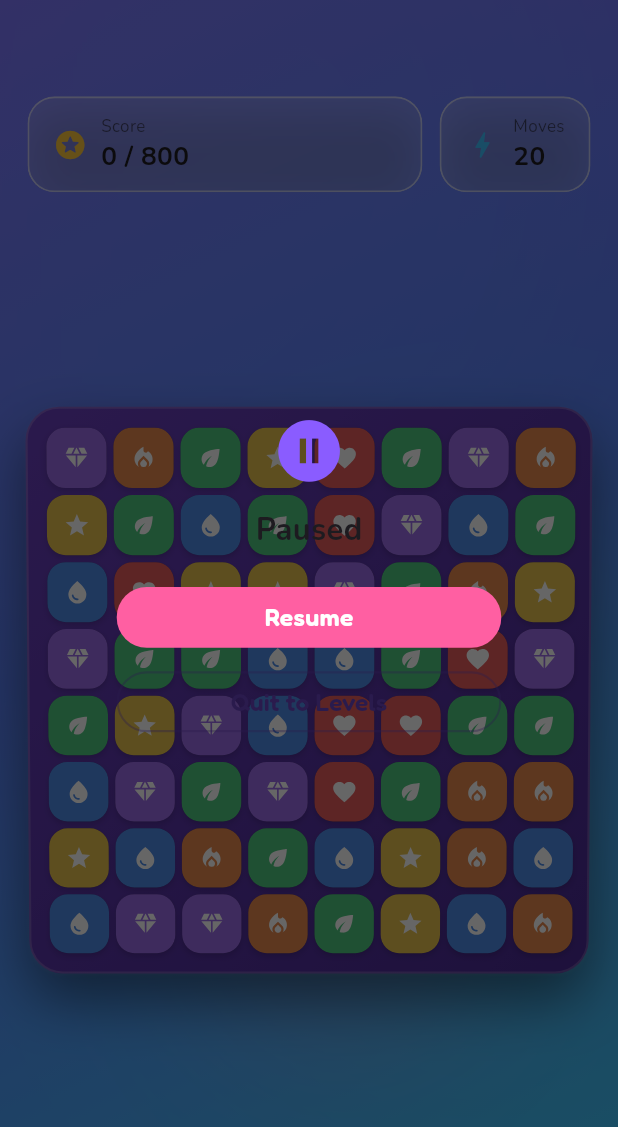
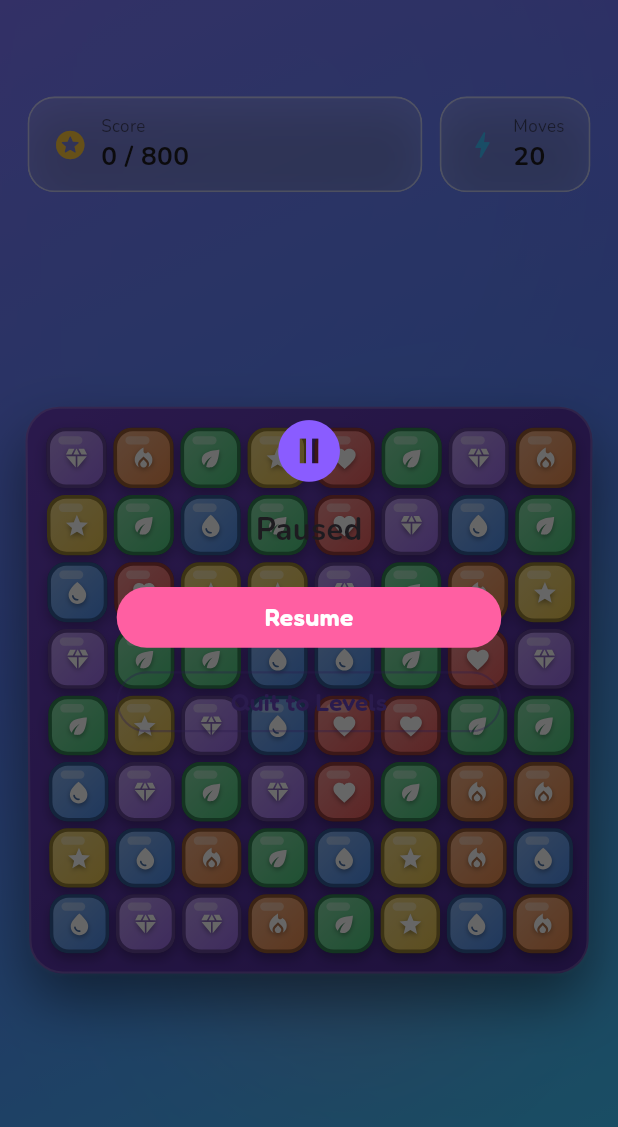
Before and after one commit to Gulshid/Match-3-Puzzle, a Flutter app: the GameScreen screen opened directly with sample values from the repository, after a tap on the "pause" icon, on a phone screen of 412 x 824 dp, the part 84-1211 px from its top. Run offline on Flutter 3.47's test engine with Material 3 defaults, Android fonts, the phone set to English and light mode, and no system bars; our stand-ins replace audioplayers, flutter_riverpod, flutter_screenutil, go_router, google_fonts, shared_preferences; accounts and stored records are empty.

Commit message:
title wodget is updated

```diff
--- a/match_3_puzzle/lib/features/game/presentation/widgets/tile_widget.dart
+++ b/match_3_puzzle/lib/features/game/presentation/widgets/tile_widget.dart
@@ -1,23 +1,17 @@
+import 'dart:math';
 import 'package:flutter/material.dart';
 import 'package:flutter_screenutil/flutter_screenutil.dart';
 
 import '../../../../core/constants/design_constants.dart';
+import '../../../../shared/widgets/match_burst.dart';
 import '../../domain/enums/tile_type.dart';
 import '../../domain/models/level_config.dart';
 import '../../domain/models/tile_model.dart';
 
-/// Renders a single tile, including Phase 9 special-tile visuals and
-/// Phase 10 obstacle overlays.
-///
-/// Special tiles show:
-/// - A gradient shimmer on the tile body.
-/// - An overlay icon (stripes / ∞ / blur) indicating the special type.
-/// - A white flash [AnimatedOpacity] when [isActivating] is true.
-///
-/// Obstacle tiles (ice / crate) show an overlay on top of the normal
-/// tile — ice as a translucent frosted layer, crates as a solid brown
-/// panel (tile is null for crates, so we render a crate-only widget).
-class TileWidget extends StatelessWidget {
+/// Renders a single tile with real 3D depth: a glossy bevelled body,
+/// a perspective flip-in on spawn, a perspective "lift" when selected,
+/// and a spin-away + sparkle burst when matched.
+class TileWidget extends StatefulWidget {
   const TileWidget({
     super.key,
     required this.tile,
@@ -32,24 +26,49 @@ class TileWidget extends StatelessWidget {
   final double size;
   final bool isSelected;
 
-  /// Phase 9: true for the one frame when a special is about to fire.
+  /// True for the one frame when a special is about to fire.
   final bool isActivating;
 
-  /// Phase 10: non-null when an obstacle overlays this cell.
+  /// Non-null when an obstacle overlays this cell.
   final ObstacleType? obstacleType;
 
   final VoidCallback? onTap;
 
   @override
+  State<TileWidget> createState() => _TileWidgetState();
+}
+
+class _TileWidgetState extends State<TileWidget>
+    with SingleTickerProviderStateMixin {
+  // Plays once when this widget is first mounted — i.e. whenever a
+  // genuinely new tile spawns (grid_widget keys tiles by id, so a
+  // fresh id means a fresh State here). Real 3D perspective flip.
+  late final AnimationController _spawnController = AnimationController(
+    vsync: this,
+    duration: const Duration(milliseconds: 420),
+  )..forward();
+
+  late final Animation<double> _spawnCurve = CurvedAnimation(
+    parent: _spawnController,
+    curve: Curves.easeOutBack,
+  );
+
+  @override
+  void dispose() {
+    _spawnController.dispose();
+    super.dispose();
+  }
+
+  @override
   Widget build(BuildContext context) {
-    final matched = tile.isMatched;
-    final special = tile.specialType;
+    final matched = widget.tile.isMatched;
+    final special = widget.tile.specialType;
 
     return GestureDetector(
-      onTap: onTap,
+      onTap: widget.onTap,
       child: SizedBox(
-        width: size,
-        height: size,
+        width: widget.size,
+        height: widget.size,
         child: Stack(
           alignment: Alignment.center,
           clipBehavior: Clip.none,
@@ -60,43 +79,88 @@ class TileWidget extends StatelessWidget {
               curve: Curves.easeOut,
               scale: matched ? 1.8 : 0.0,
               child: Container(
-                width: size,
-                height: size,
+                width: widget.size,
+                height: widget.size,
                 decoration: BoxDecoration(
                   shape: BoxShape.circle,
-                  color: tile.type.color.withOpacity(0.45),
+                  color: widget.tile.type.color.withOpacity(0.45),
                 ),
               ),
             ),
 
-            // ── Tile body ──────────────────────────────────────────
-            AnimatedOpacity(
+            // ── Sparkle particle burst ──────────────────────────────
+            if (matched) MatchBurst(color: widget.tile.type.color, size: widget.size),
+
+            // ── Tile body: 3D spawn-flip + lift + matched spin-out ──
+            AnimatedBuilder(
+              animation: _spawnCurve,
+              builder: (context, child) {
+                final spawnT = _spawnCurve.value.clamp(0.0, 1.0);
+                final flipAngle = (1 - spawnT) * pi; // spin in on Y axis
+                final liftScale = widget.isSelected ? 1.12 : 1.0;
+
+                final matrix = Matrix4.identity()
+                  ..setEntry(3, 2, 0.0012) // perspective
+                  ..rotateX(widget.isSelected ? -0.16 : 0.0)
+                  ..rotateY(flipAngle)
+                  ..scale(liftScale);
+
+                return Transform(
+                  alignment: Alignment.center,
+                  transform: matrix,
+                  child: child,
+                );
+              },
+              child: AnimatedOpacity(
                 duration: const Duration(milliseconds: 180),
                 opacity: matched ? 0.0 : 1.0,
                 child: AnimatedScale(
-                duration: const Duration(milliseconds: 180),
-                scale: matched ? 0.3 : 1.0,
+                  duration: const Duration(milliseconds: 220),
+                  scale: matched ? 0.2 : 1.0,
                   curve: matched ? Curves.easeInBack : Curves.easeOutBack,
+                  child: AnimatedRotation(
+                    duration: const Duration(milliseconds: 260),
+                    turns: matched ? 0.4 : 0.0,
+                    curve: Curves.easeIn,
+                    child: AnimatedContainer(
+                      duration: const Duration(milliseconds: 140),
+                      curve: Curves.easeOut,
+                      decoration: BoxDecoration(
+                        boxShadow: widget.isSelected
+                            ? [
+                                BoxShadow(
+                                  color: widget.tile.type.color
+                                      .withOpacity(0.55),
+                                  blurRadius: 18.r,
+                                  spreadRadius: 1.r,
+                                  offset: Offset(0, 8.r),
+                                ),
+                              ]
+                            : const [],
+                      ),
                       child: _TileBody(
-                  tile: tile,
-                  size: size,
-                  isSelected: isSelected,
+                        tile: widget.tile,
+                        size: widget.size,
+                        isSelected: widget.isSelected,
                         special: special,
                       ),
                     ),
                   ),
+                ),
+              ),
+            ),
 
-            // ── Phase 10: Ice overlay ──────────────────────────────
-            if (obstacleType == ObstacleType.ice && !matched)
-              _IceOverlay(size: size),
+            // ── Ice overlay ──────────────────────────────────────────
+            if (widget.obstacleType == ObstacleType.ice && !matched)
+              _IceOverlay(size: widget.size),
 
-            // ── Phase 9: Activation flash ──────────────────────────
+            // ── Activation flash ──────────────────────────────────────
             AnimatedOpacity(
               duration: const Duration(milliseconds: 80),
-              opacity: isActivating ? 1.0 : 0.0,
+              opacity: widget.isActivating ? 1.0 : 0.0,
               child: Container(
-                width: size,
-                height: size,
+                width: widget.size,
+                height: widget.size,
                 decoration: BoxDecoration(
                   color: Colors.white.withOpacity(0.75),
                   borderRadius:
@@ -111,7 +175,9 @@ class TileWidget extends StatelessWidget {
   }
 }
 
-/// The tile's main coloured body (handles normal + special appearance).
+/// The tile's main coloured body — glossy bevelled "candy" look, built
+/// from a diagonal highlight gradient, a darker base shadow layer, and
+/// an inner rim light so it reads as a physical, lit 3D piece.
 class _TileBody extends StatelessWidget {
   const _TileBody({
     required this.tile,
@@ -128,68 +194,104 @@ class _TileBody extends StatelessWidget {
   @override
   Widget build(BuildContext context) {
     final radius = BorderRadius.circular(BoardConfig.tileRadius.r);
+    final baseColor = tile.type.color;
 
     return Container(
       width: size,
       height: size,
+      padding: EdgeInsets.all(size * 0.06),
       decoration: BoxDecoration(
-        // Phase 9: specials use a gradient instead of flat color.
-        gradient: special != null
-            ? LinearGradient(
-                colors: [
-                  tile.type.color,
-                  tile.type.color.withOpacity(0.6),
-                  Colors.white.withOpacity(0.3),
-                ],
-                begin: Alignment.topLeft,
-                end: Alignment.bottomRight,
-              )
-            : null,
-        color: special == null ? tile.type.color : null,
+        color: Color.lerp(baseColor, Colors.black, 0.35),
         borderRadius: radius,
         border: isSelected
             ? Border.all(color: Colors.white, width: 3.r)
-            : special != null
-                ? Border.all(color: Colors.white.withOpacity(0.6), width: 1.5.r)
             : null,
         boxShadow: [
           BoxShadow(
-            color: special != null
-                ? tile.type.color.withOpacity(0.5)
-                : Colors.black.withOpacity(0.15),
-            blurRadius: special != null ? 8.r : 3.r,
-            spreadRadius: special != null ? 1.r : 0,
-            offset: Offset(0, 2.r),
+            color: Colors.black.withOpacity(0.28),
+            blurRadius: 6.r,
+            offset: Offset(0, 4.r),
           ),
         ],
+      ),
+      // Bevelled glossy face, inset slightly to reveal the darker base
+      // as a rim — this is what sells the 3D "candy piece" look.
+      child: Container(
+        decoration: BoxDecoration(
+          borderRadius: BorderRadius.circular(BoardConfig.tileRadius.r * 0.85),
+          gradient: LinearGradient(
+            begin: Alignment.topLeft,
+            end: Alignment.bottomRight,
+            colors: special != null
+                ? [
+                    Color.lerp(baseColor, Colors.white, 0.55)!,
+                    baseColor,
+                    Color.lerp(baseColor, Colors.black, 0.15)!,
+                  ]
+                : [
+                    Color.lerp(baseColor, Colors.white, 0.32)!,
+                    baseColor,
+                  ],
+          ),
+          border: special != null
+              ? Border.all(color: Colors.white.withOpacity(0.7), width: 1.5.r)
+              : null,
+          boxShadow: special != null
+              ? [
+                  BoxShadow(
+                    color: baseColor.withOpacity(0.6),
+                    blurRadius: 10.r,
+                    spreadRadius: 1.r,
+                  ),
+                ]
+              : null,
         ),
         child: Stack(
           alignment: Alignment.center,
           children: [
-          // Normal icon.
+            // Gloss highlight streak.
+            Positioned(
+              top: size * 0.08,
+              left: size * 0.14,
+              child: Container(
+                width: size * 0.4,
+                height: size * 0.14,
+                decoration: BoxDecoration(
+                  color: Colors.white.withOpacity(0.35),
+                  borderRadius: BorderRadius.circular(999),
+                ),
+              ),
+            ),
             Icon(
               tile.type.icon,
               color: Colors.white,
-            size: size * 0.45,
+              size: size * 0.44,
+              shadows: [
+                Shadow(
+                  color: Colors.black.withOpacity(0.35),
+                  blurRadius: 4,
+                  offset: const Offset(0, 1.5),
                 ),
-          // Phase 9: special overlay icon.
+              ],
+            ),
             if (special != null)
               Positioned(
                 right: 3.r,
                 bottom: 3.r,
                 child: Icon(
                   special!.overlayIcon,
-                color: Colors.white.withOpacity(0.9),
-                size: size * 0.28,
+                  color: Colors.white.withOpacity(0.95),
+                  size: size * 0.26,
                 ),
               ),
           ],
+        ),
       ),
     );
   }
 }
 
-/// Phase 10: Frosted ice overlay rendered on top of the tile body.
+/// Frosted ice overlay rendered on top of the tile body.
 class _IceOverlay extends StatelessWidget {
   const _IceOverlay({required this.size});
   final double size;
@@ -200,21 +302,29 @@ class _IceOverlay extends StatelessWidget {
       width: size,
       height: size,
       decoration: BoxDecoration(
-        color: Colors.lightBlue.withOpacity(0.35),
+        gradient: LinearGradient(
+          begin: Alignment.topLeft,
+          end: Alignment.bottomRight,
+          colors: [
+            Colors.lightBlue.withOpacity(0.45),
+            Colors.white.withOpacity(0.15),
+          ],
+        ),
         borderRadius: BorderRadius.circular(BoardConfig.tileRadius.r),
-        border:
-            Border.all(color: Colors.lightBlueAccent.withOpacity(0.6), width: 1.5.r),
+        border: Border.all(
+            color: Colors.lightBlueAccent.withOpacity(0.7), width: 1.5.r),
       ),
       child: Icon(
         Icons.ac_unit,
-        color: Colors.white.withOpacity(0.7),
+        color: Colors.white.withOpacity(0.85),
         size: size * 0.4,
       ),
     );
   }
 }
 
-/// Phase 10: Standalone crate cell widget (no underlying tile).
+/// Standalone crate cell widget (no underlying tile) — wood-grain style
+/// gradient panel with a hinge-bolt detail for a bit of extra depth.
 class CrateTileWidget extends StatelessWidget {
   const CrateTileWidget({super.key, required this.size});
   final double size;
@@ -225,21 +335,50 @@ class CrateTileWidget extends StatelessWidget {
       width: size,
       height: size,
       decoration: BoxDecoration(
-        color: const Color(0xFF8B6914),
+        gradient: const LinearGradient(
+          begin: Alignment.topLeft,
+          end: Alignment.bottomRight,
+          colors: [Color(0xFFAD7A28), Color(0xFF7A4F0F)],
+        ),
         borderRadius: BorderRadius.circular(BoardConfig.tileRadius.r),
-        border: Border.all(color: const Color(0xFF5C4209), width: 2.r),
+        border: Border.all(color: const Color(0xFF4A3108), width: 2.r),
         boxShadow: [
           BoxShadow(
-            color: Colors.black.withOpacity(0.3),
-            blurRadius: 3.r,
-            offset: Offset(0, 2.r),
+            color: Colors.black.withOpacity(0.35),
+            blurRadius: 5.r,
+            offset: Offset(0, 3.r),
           ),
         ],
       ),
-      child: Icon(
+      child: Stack(
+        alignment: Alignment.center,
+        children: [
+          Icon(
             Icons.inventory_2,
-        color: Colors.white.withOpacity(0.85),
+            color: Colors.white.withOpacity(0.9),
             size: size * 0.45,
+          ),
+          for (final align in const [
+            Alignment.topLeft,
+            Alignment.topRight,
+            Alignment.bottomLeft,
+            Alignment.bottomRight,
+          ])
+            Align(
+              alignment: align,
+              child: Padding(
+                padding: EdgeInsets.all(size * 0.08),
+                child: Container(
+                  width: size * 0.06,
+                  height: size * 0.06,
+                  decoration: BoxDecoration(
+                    color: Colors.black.withOpacity(0.35),
+                    shape: BoxShape.circle,
+                  ),
+                ),
+              ),
+            ),
+        ],
       ),
     );
   }
```
Lines whose indentation alone changed are shown as unchanged.
